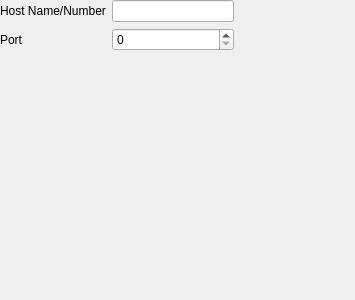
Qt form ground/src/plugins/TCPtelemetryconnection/TCPtelemetryoptionspage.ui (openpilot/OpenPilot) before a commit.
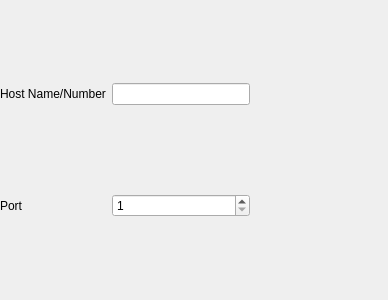
The same form after that commit.

Commit message:
Updated code for TCP connection to Flight hardware. Now has ability to change the IP and PORT to connect to. This is done through an options page in tools->options. This has been tested on Windows XP and basic testing in Linux (Fedora 11). This has not been tested with real hardware.
Currently this crashes the GCS when closing the app... something in the clean up algorithm to remove objects and the way I created them trips something up...

As a result, I have not included this plugin in plugins.pro.

Patch:
```diff
--- a/ground/src/plugins/TCPtelemetryconnection/TCPtelemetryoptionspage.ui
+++ b/ground/src/plugins/TCPtelemetryconnection/TCPtelemetryoptionspage.ui
@@ -6,7 +6,7 @@
    <rect>
     <x>0</x>
     <y>0</y>
-    <width>355</width>
+    <width>388</width>
     <height>300</height>
    </rect>
   </property>
@@ -17,27 +17,7 @@
    <property name="margin">
     <number>0</number>
    </property>
-   <item row="0" column="0">
-    <widget class="QLabel" name="label_2">
-     <property name="text">
-      <string>Host Name/Number</string>
-     </property>
-    </widget>
-   </item>
-   <item row="2" column="1" rowspan="3">
-    <spacer name="verticalSpacer">
-     <property name="orientation">
-      <enum>Qt::Vertical</enum>
-     </property>
-     <property name="sizeHint" stdset="0">
-      <size>
-       <width>20</width>
-       <height>40</height>
-      </size>
-     </property>
-    </spacer>
-   </item>
-   <item row="0" column="3" rowspan="5">
+   <item row="0" column="3">
     <spacer name="horizontalSpacer">
      <property name="orientation">
       <enum>Qt::Horizontal</enum>
@@ -50,19 +30,33 @@
      </property>
     </spacer>
    </item>
-   <item row="0" column="1">
-    <widget class="QLineEdit" name="HostName"/>
+   <item row="4" column="2">
+    <widget class="QSpinBox" name="Port">
+     <property name="minimum">
+      <number>1</number>
+     </property>
+     <property name="maximum">
+      <number>999999</number>
+     </property>
+    </widget>
    </item>
-   <item row="1" column="1">
-    <widget class="QSpinBox" name="Port"/>
-   </item>
-   <item row="1" column="0">
+   <item row="4" column="1">
     <widget class="QLabel" name="label_3">
      <property name="text">
       <string>Port</string>
      </property>
     </widget>
    </item>
+   <item row="0" column="2">
+    <widget class="QLineEdit" name="HostName"/>
+   </item>
+   <item row="0" column="1">
+    <widget class="QLabel" name="label_2">
+     <property name="text">
+      <string>Host Name/Number</string>
+     </property>
+    </widget>
+   </item>
   </layout>
  </widget>
  <resources/>
```
The commit also changes 7 other files.
